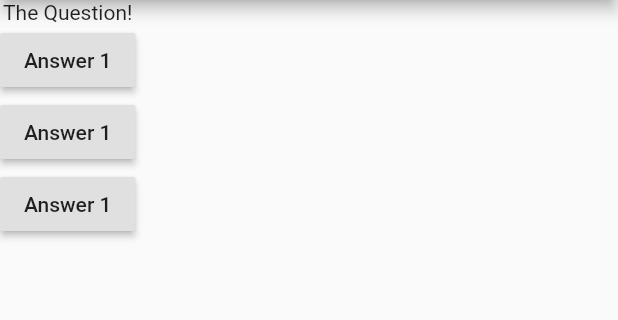
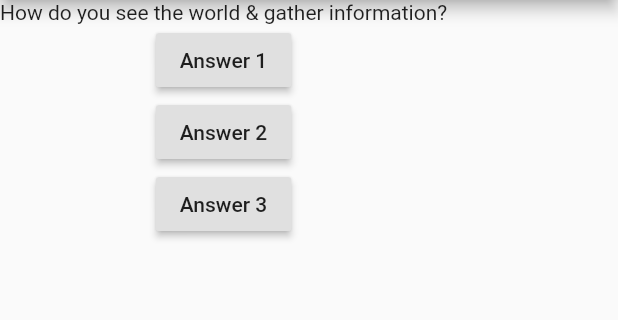
Before and after one commit to USA-ChrisRichards/flutter_quiz_app, a Flutter app: the screen it shows after launch, after a tap on "Answer 1", on a phone screen of 412 x 824 dp, the part 84-404 px from its top. Run offline on Flutter 3.47's test engine with Material 2 defaults, Android fonts, the phone set to English and light mode, and no system bars.

Commit message:
built custom Question Widget

```diff
--- a/lib/main.dart
+++ b/lib/main.dart
@@ -1,36 +1,47 @@
 import 'package:flutter/material.dart';
 
-// void main() {
-//   runApp(MyApp());
-// }
+import './question.dart';
 
 void main() => runApp(MyApp());
 
-class MyApp extends StatelessWidget {
+class MyApp extends StatefulWidget {
+  @override
+  State<StatefulWidget> createState() {
+    // TODO: implement createState
+    return _MyAppState();
+  }
+}
+
+class _MyAppState extends State<MyApp> {
+  var _questionIndex = 0;
+
   void answerQuestion() {
-    print("Answer Chosen!");
+    setState(() {
+      _questionIndex = _questionIndex + 1;
+    });
+    print(_questionIndex);
   }
 
   @override
   Widget build(BuildContext context) {
-    var directions = ["Which side best represents you most of the time?"];
+    var directions = ['Which side best represents you most of the time?'];
     var questions = [
-      "How do you get your energy?",
-      "How do you see the world & gather information?",
-      "How do you make your decisions?",
-      "How much do you like to plan ahead?"
+      'How do you get your energy?',
+      'How do you see the world & gather information?',
+      'How do you make your decisions?',
+      'How much do you like to plan ahead?'
     ];
     return MaterialApp(
       home: Scaffold(
         appBar: AppBar(
-          title: Text("Quiz App"),
+          title: Text('Quiz App'),
         ),
         body: Column(
           children: [
-            Text("The Question!"),
-            RaisedButton(child: Text("Answer 1"), onPressed: answerQuestion),
-            RaisedButton(child: Text("Answer 1"), onPressed: answerQuestion),
-            RaisedButton(child: Text("Answer 1"), onPressed: answerQuestion),
+            Question(questions[_questionIndex]),
+            RaisedButton(child: Text('Answer 1'), onPressed: answerQuestion),
+            RaisedButton(child: Text('Answer 2'), onPressed: answerQuestion),
+            RaisedButton(child: Text('Answer 3'), onPressed: answerQuestion),
           ],
         ),
       ),
--- /dev/null
+++ b/lib/question.dart
@@ -0,0 +1,12 @@
+import 'package:flutter/material.dart';
+
+class Question extends StatelessWidget {
+  final String questionText;
+
+  Question(this.questionText);
+
+  @override
+  Widget build(BuildContext context) {
+    return Text(questionText);
+  }
+}
```
